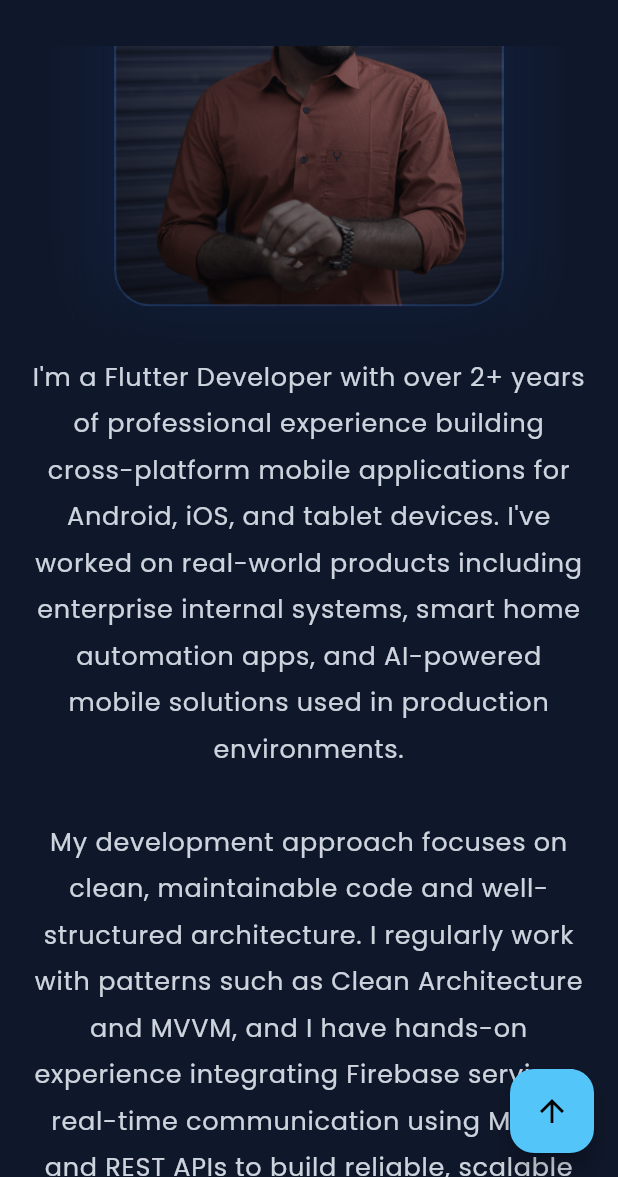
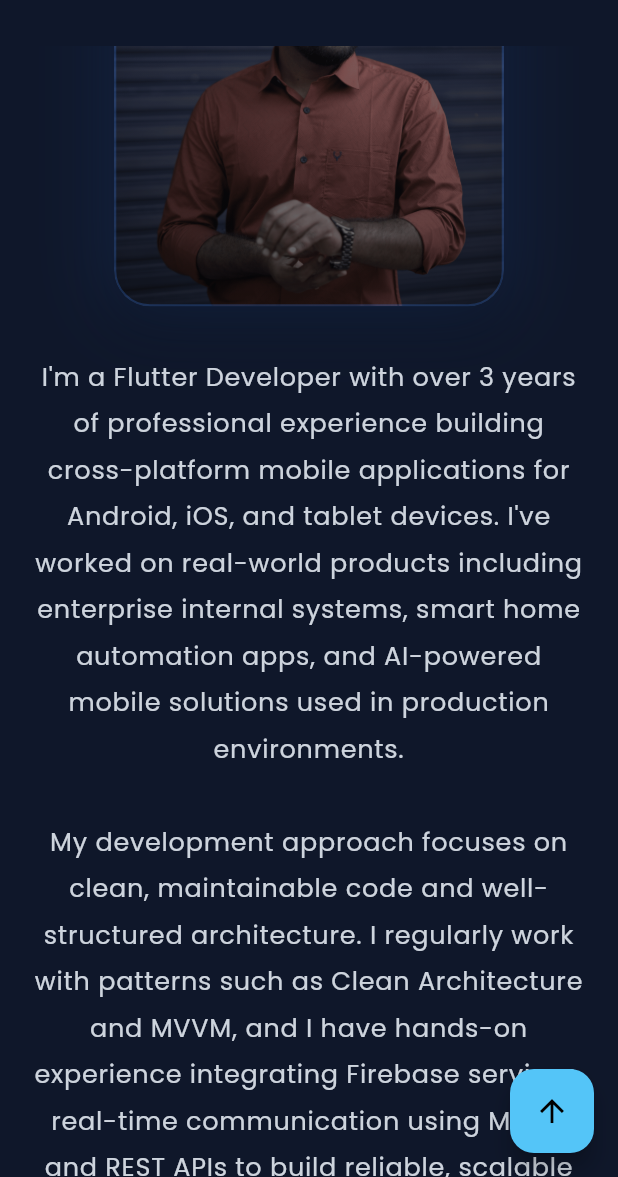
Before and after one commit to Deva-97/dev_portfolio, a Flutter app: the screen it shows after launch, scrolled down 1152 dp, on a phone screen of 412 x 824 dp, the part 59-1236 px from its top. Run offline on Flutter 3.47's test engine with Material 3 defaults, Android fonts, the phone set to English and light mode, and no system bars; our stand-ins replace flutter_svg, google_fonts; missing offline and left inert: dart:html.

Commit message:
minor changes

```diff
--- a/lib/data/data_sources/experience_data.dart
+++ b/lib/data/data_sources/experience_data.dart
@@ -4,9 +4,9 @@ final List<Experience> experienceList = [
   Experience(
     company: "Onwords Smart Solutions",
     role: "Flutter App Developer",
-    duration: "Jan 2023 – May 2025",
+    duration: "Jan 2023 – Dec 2025",
     highlights: [
-      "Enthusiastic Flutter Developer with 2+ years of experience building high-performance mobile apps.",
+      "Enthusiastic Flutter Developer with 3 years of experience building high-performance mobile apps.",
       "Built and maintained smart-home and workspace apps using Flutter.",
       "Integrated MQTT for real-time device communication and Firebase for backend.",
       "Implemented AI features (ChatGPT integration, voice-to-text, image processing).",
--- a/lib/presentation/screens/home_screen.dart
+++ b/lib/presentation/screens/home_screen.dart
@@ -128,7 +128,7 @@ class _HomeScreenState extends State<HomeScreen> {
                     name: 'Devendiran Thiyagarajan',
                     title: 'Flutter Developer',
                     subtitle:
-                        'I build production-ready Flutter applications with a strong focus on real-time functionality, scalable architecture, and smooth user experience. With 2+ years of hands-on experience, I\'ve worked on smart home automation systems, enterprise mobile solutions, and AI-powered applications across Android, iOS, and tablet platforms.',
+                        'I build production-ready Flutter applications with a strong focus on real-time functionality, scalable architecture, and smooth user experience. With 3 years of hands-on experience, I\'ve worked on smart home automation systems, enterprise mobile solutions, and AI-powered applications across Android, iOS, and tablet platforms.',
                     onViewWork: () => _scrollToSection(_projectsKey),
                     onGetInTouch: () => _scrollToSection(_contactKey),
                   ),
--- a/lib/presentation/widgets/about_section.dart
+++ b/lib/presentation/widgets/about_section.dart
@@ -213,7 +213,7 @@ class _AboutSectionState extends State<AboutSection>
         mainAxisSize: MainAxisSize.min,
         children: [
           Text(
-            'I\'m a Flutter Developer with over 2+ years of professional experience building cross-platform mobile applications for Android, iOS, and tablet devices. I\'ve worked on real-world products including enterprise internal systems, smart home automation apps, and AI-powered mobile solutions used in production environments.\n\n'
+            'I\'m a Flutter Developer with over 3 years of professional experience building cross-platform mobile applications for Android, iOS, and tablet devices. I\'ve worked on real-world products including enterprise internal systems, smart home automation apps, and AI-powered mobile solutions used in production environments.\n\n'
             'My development approach focuses on clean, maintainable code and well-structured architecture. I regularly work with patterns such as Clean Architecture and MVVM, and I have hands-on experience integrating Firebase services, real-time communication using MQTT, and REST APIs to build reliable, scalable applications.\n\n'
             'I enjoy collaborating with designers, backend developers, and QA teams to translate complex requirements into stable, user-friendly Flutter applications that perform well in real usage.',
             style: Theme.of(context).textTheme.bodyLarge?.copyWith(
```
Also changed, not shown: 2 other files.
